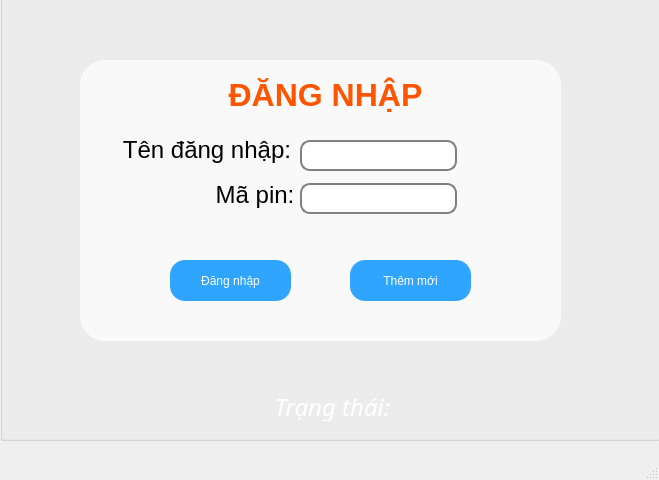
Before: the Qt Designer form QuanLyChiTieu/loginapp.ui in derektruong/ExpenseManagement, drawn with Qt 5.
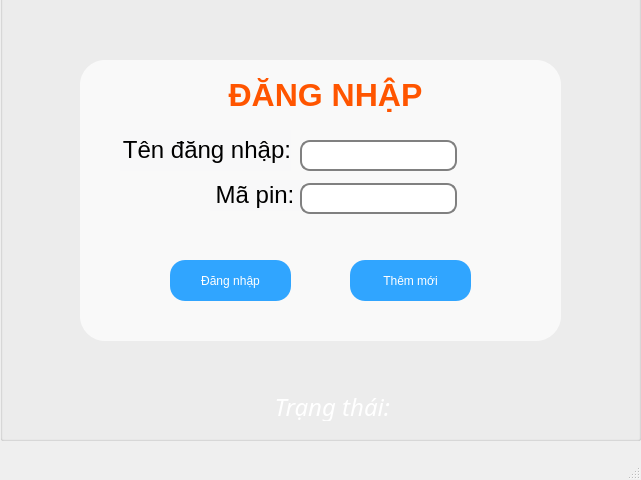
After: the same form once the commit is applied. Icons and pictures are not drawn.

```diff
--- a/QuanLyChiTieu/loginapp.ui
+++ b/QuanLyChiTieu/loginapp.ui
@@ -6,7 +6,7 @@
    <rect>
     <x>0</x>
     <y>0</y>
-    <width>659</width>
+    <width>641</width>
     <height>480</height>
    </rect>
   </property>
@@ -174,7 +174,7 @@
      <rect>
       <x>0</x>
       <y>-10</y>
-      <width>661</width>
+      <width>641</width>
       <height>451</height>
      </rect>
     </property>
```
Left out of the diff: 2 changed lines with no effect on the pictures.
